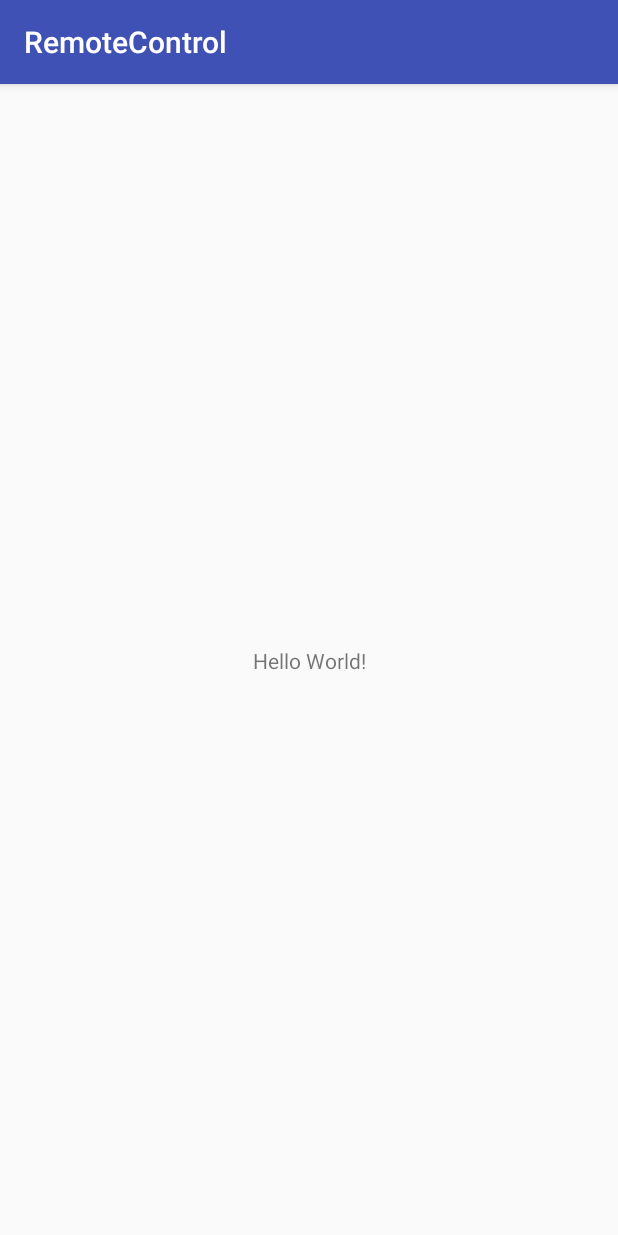
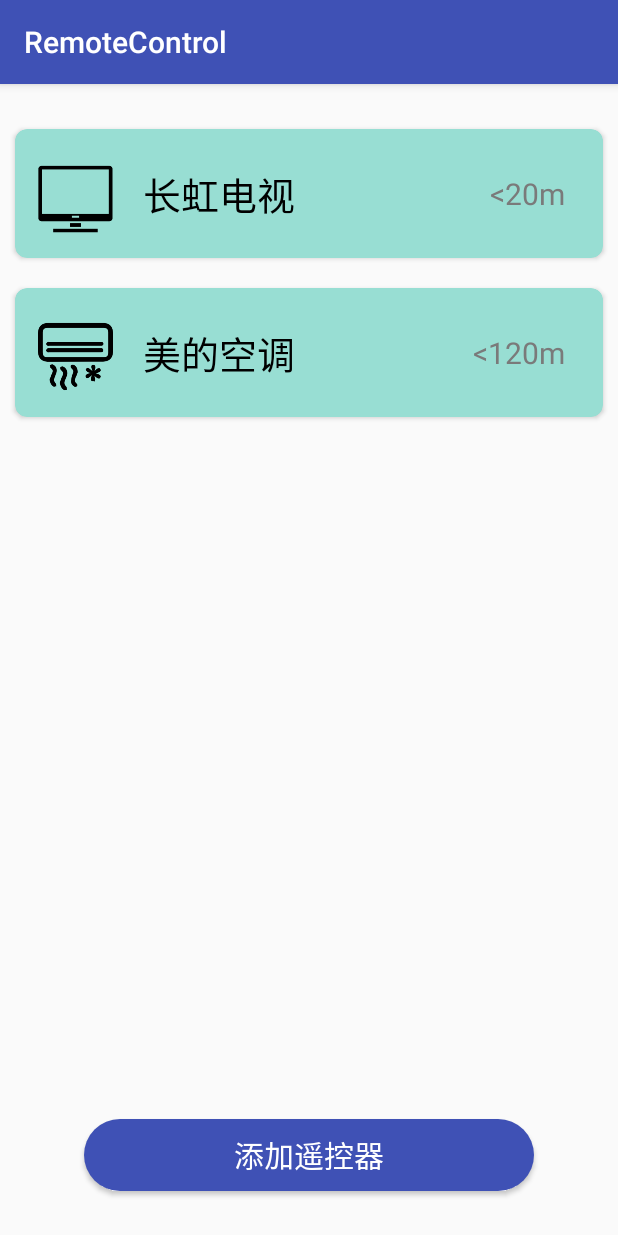
Before and after one commit to dick20/PhotoController, an Android app: the screen it shows after launch (MainActivity), on a phone screen of 412 x 824 dp. Run offline under Robolectric (Android 15) with nearby library versions, the phone set to English and light mode, and no system bars.

Commit message:
完成主页，下一步完成详情与添加按钮对话框

```diff
--- a/app/src/main/java/dick/android/remotecontrol/MainActivity.java
+++ b/app/src/main/java/dick/android/remotecontrol/MainActivity.java
@@ -1,13 +1,59 @@
 package dick.android.remotecontrol;
 
+import android.graphics.Bitmap;
+import android.graphics.drawable.BitmapDrawable;
 import android.support.v7.app.AppCompatActivity;
 import android.os.Bundle;
+import android.support.v7.widget.LinearLayoutManager;
+import android.support.v7.widget.RecyclerView;
+import android.view.View;
+import android.widget.Button;
+import android.widget.Toast;
+
+import java.util.ArrayList;
+import java.util.List;
 
 public class MainActivity extends AppCompatActivity {
+    private RecyclerView recyclerView;
+    private List<Mycontroller> list;
+    private MyRecyclerViewAdapter adapter;
+    private Button button;
 
     @Override
     protected void onCreate(Bundle savedInstanceState) {
         super.onCreate(savedInstanceState);
         setContentView(R.layout.activity_main);
+
+        // init
+        init();
+        // 显示recyclerView
+        setRecyclerView();
+        // 设置按钮
+        setButton();
+    }
+
+    private void init(){
+        recyclerView = findViewById(R.id.recyclerView_controller);
+        button = findViewById(R.id.add);
+    }
+
+    private void setRecyclerView(){
+        list = new ArrayList<>();
+        Bitmap head1 = ((BitmapDrawable) getResources().getDrawable(R.drawable.tv)).getBitmap();
+        Bitmap head2 = ((BitmapDrawable) getResources().getDrawable(R.drawable.ac)).getBitmap();
+        list.add(new Mycontroller(head1,"长虹电视","tv","<20m"));
+        list.add(new Mycontroller(head2,"美的空调","ac","<120m"));
+        recyclerView.setLayoutManager(new LinearLayoutManager(MainActivity.this));
+        adapter = new MyRecyclerViewAdapter(MainActivity.this,R.layout.controller_item,list);
+        recyclerView.setAdapter(adapter);
+    }
+
+    private void setButton(){
+        button.setOnClickListener(new View.OnClickListener() {
+            @Override
+            public void onClick(View v) {
+                Toast.makeText(MainActivity.this,"添加遥控器",Toast.LENGTH_SHORT).show();
+            }
+        });
     }
 }
--- /dev/null
+++ b/app/src/main/java/dick/android/remotecontrol/MyRecyclerViewAdapter.java
@@ -0,0 +1,61 @@
+package dick.android.remotecontrol;
+
+import android.content.Context;
+import android.graphics.Bitmap;
+import android.support.v7.widget.RecyclerView;
+import android.util.Log;
+import android.view.LayoutInflater;
+import android.view.View;
+import android.view.ViewGroup;
+import android.widget.ImageView;
+import android.widget.ProgressBar;
+import android.widget.SeekBar;
+import android.widget.TextView;
+
+import java.util.ArrayList;
+import java.util.List;
+
+
+public class MyRecyclerViewAdapter<T> extends RecyclerView.Adapter<MyViewHolder>{
+    private List<Mycontroller> data;
+    private Context context;
+    private int layoutId;
+    private OnItemClickListener onItemClickListener;
+    //点击事件的接口
+    public interface OnItemClickListener{
+        void onClick(int position);
+        void onLongClick(int position);
+    }
+
+    //删除数据
+    public void deleteData(int position){
+        data.remove(position);
+    }
+
+    public MyRecyclerViewAdapter(Context _context, int _layoutId, List<Mycontroller> _data){
+        context = _context;
+        layoutId = _layoutId;
+        data = _data;
+    }
+
+    @Override
+    public MyViewHolder onCreateViewHolder(ViewGroup parent, int viewType) {
+        MyViewHolder holder = new MyViewHolder(LayoutInflater.from(context).inflate(R.layout.controller_item, parent, false));
+        return holder;
+    }
+
+    @Override
+    public void onBindViewHolder(final MyViewHolder holder, final int position) {
+        ((ImageView)holder.getView(R.id.head)).setImageBitmap(data.get(position).getIcon());
+        ((TextView)holder.getView(R.id.name)).setText(data.get(position).getName());
+        ((TextView)holder.getView(R.id.description)).setText(data.get(position).getDescription());
+    }
+
+    @Override
+    public int getItemCount() {
+        if(!data.isEmpty())
+            return data.size();
+        return 0;
+    }
+
+}
--- /dev/null
+++ b/app/src/main/java/dick/android/remotecontrol/MyViewHolder.java
@@ -0,0 +1,28 @@
+package dick.android.remotecontrol;
+
+import android.support.v7.widget.RecyclerView;
+import android.util.SparseArray;
+import android.view.View;
+
+public class MyViewHolder extends RecyclerView.ViewHolder {
+    private SparseArray<View> views;
+    private View view;
+
+
+    public MyViewHolder(View _view) {
+        super(_view);
+        view = _view;
+        views = new SparseArray<View>();
+    }
+
+    public <T extends View> T getView(int _viewId) {
+        View _view = views.get(_viewId);
+        if (_view == null) {
+            //创建view
+            _view = view.findViewById(_viewId);
+            //将view存入views
+            views.put(_viewId, _view);
+        }
+        return (T) _view;
+    }
+}
--- /dev/null
+++ b/app/src/main/java/dick/android/remotecontrol/Mycontroller.java
@@ -0,0 +1,49 @@
+package dick.android.remotecontrol;
+
+import android.graphics.Bitmap;
+
+public class Mycontroller {
+    private Bitmap icon;
+    private String name;
+    private String type;
+    private String description;
+
+    public Mycontroller(Bitmap icon, String name, String type, String description) {
+        this.icon = icon;
+        this.name = name;
+        this.type = type;
+        this.description = description;
+    }
+
+    public Bitmap getIcon() {
+        return icon;
+    }
+
+    public void setIcon(Bitmap icon) {
+        this.icon = icon;
+    }
+
+    public String getName() {
+        return name;
+    }
+
+    public void setName(String name) {
+        this.name = name;
+    }
+
+    public String getType() {
+        return type;
+    }
+
+    public void setType(String type) {
+        this.type = type;
+    }
+
+    public String getDescription() {
+        return description;
+    }
+
+    public void setDescription(String description) {
+        this.description = description;
+    }
+}
--- /dev/null
+++ b/app/src/main/res/drawable/button.xml
@@ -0,0 +1,10 @@
+<?xml version="1.0" encoding="utf-8"?>
+<shape xmlns:android="http://schemas.android.com/apk/res/android">
+    <corners android:radius="180dp"></corners>
+    <padding
+        android:bottom="5dp"
+        android:top="5dp"
+        android:left="10dp"
+        android:right="10dp"></padding>
+    <solid android:color="@color/colorSelect"></solid>
+</shape>
--- /dev/null
+++ b/app/src/main/res/layout/activity_detail.xml
@@ -0,0 +1,17 @@
+<?xml version="1.0" encoding="utf-8"?>
+<LinearLayout xmlns:android="http://schemas.android.com/apk/res/android"
+    android:layout_width="match_parent"
+    android:layout_height="match_parent">
+
+    <GridView
+        android:id="@+id/gridview"
+        android:layout_width="fill_parent"
+        android:layout_height="fill_parent"
+        android:columnWidth="90dp"
+        android:gravity="center"
+        android:horizontalSpacing="2dp"
+        android:numColumns="3"
+        android:stretchMode="columnWidth"
+        android:verticalSpacing="2dp" />
+
+</LinearLayout>
--- a/app/src/main/res/layout/activity_main.xml
+++ b/app/src/main/res/layout/activity_main.xml
@@ -6,13 +6,24 @@
     android:layout_height="match_parent"
     tools:context=".MainActivity">
 
-    <TextView
-        android:layout_width="wrap_content"
-        android:layout_height="wrap_content"
-        android:text="Hello World!"
-        app:layout_constraintBottom_toBottomOf="parent"
+    <android.support.v7.widget.RecyclerView
+        android:id="@+id/recyclerView_controller"
+        app:layout_constraintTop_toTopOf="parent"
+        app:layout_constraintBottom_toTopOf="@id/add"
+        android:layout_width="match_parent"
+        android:layout_marginTop="20dp"
+        android:layout_height="match_parent"/>
+
+    <Button
+        style="@style/search_button"
+        android:id="@+id/add"
+        android:text="添加遥控器"
+        android:textSize="20dp"
         app:layout_constraintLeft_toLeftOf="parent"
         app:layout_constraintRight_toRightOf="parent"
-        app:layout_constraintTop_toTopOf="parent" />
+        app:layout_constraintBottom_toBottomOf="parent"
+        android:layout_marginBottom="30dp"
+        android:layout_width="300dp"
+        android:layout_height="wrap_content" />
 
 </android.support.constraint.ConstraintLayout>
--- /dev/null
+++ b/app/src/main/res/layout/controller_item.xml
@@ -0,0 +1,63 @@
+<?xml version="1.0" encoding="utf-8"?>
+<LinearLayout xmlns:android="http://schemas.android.com/apk/res/android"
+    xmlns:tools="http://schemas.android.com/tools"
+    android:layout_width="match_parent"
+    android:layout_height="wrap_content"
+    xmlns:app="http://schemas.android.com/apk/res-auto"
+    android:orientation="vertical">
+
+    <android.support.v7.widget.CardView
+        app:cardCornerRadius="8dp"
+        android:layout_width="match_parent"
+        app:cardBackgroundColor = "#98ded3"
+        android:layout_height="wrap_content"
+        android:layout_margin="10dp"
+        app:contentPadding="5dp">
+
+        <android.support.constraint.ConstraintLayout xmlns:android="http://schemas.android.com/apk/res/android"
+            xmlns:app="http://schemas.android.com/apk/res-auto"
+            xmlns:tools="http://schemas.android.com/tools"
+            android:layout_width="match_parent"
+            android:layout_height="match_parent"
+            android:layout_margin="10dp"
+            tools:context=".MainActivity">
+
+            <ImageView
+                android:id="@+id/head"
+                app:layout_constraintLeft_toLeftOf="parent"
+                app:layout_constraintTop_toTopOf="parent"
+                app:layout_constraintBottom_toBottomOf="parent"
+                android:layout_marginTop="5dp"
+                android:layout_width="50sp"
+                android:layout_height="50sp"
+                android:src="@drawable/tv"/>
+
+            <TextView
+                android:layout_width="wrap_content"
+                app:layout_constraintLeft_toRightOf="@+id/head"
+                android:layout_marginLeft="20dp"
+                app:layout_constraintTop_toTopOf="parent"
+                app:layout_constraintBottom_toBottomOf="parent"
+                android:layout_height="wrap_content"
+                android:text="长虹电视"
+                android:id="@+id/name"
+                android:textSize="25sp"
+                android:textColor="#000000"
+                />
+
+            <TextView
+                android:id="@+id/description"
+                android:text="小于10m"
+                app:layout_constraintRight_toRightOf="parent"
+                app:layout_constraintTop_toTopOf="parent"
+                app:layout_constraintBottom_toBottomOf="parent"
+                android:layout_marginRight="10dp"
+                android:textSize="20sp"
+                android:textColor="#7a7a7a"
+                android:layout_width="wrap_content"
+                android:layout_height="wrap_content" />
+
+        </android.support.constraint.ConstraintLayout>
+    </android.support.v7.widget.CardView>
+
+</LinearLayout>
--- a/app/src/main/res/values/colors.xml
+++ b/app/src/main/res/values/colors.xml
@@ -3,4 +3,7 @@
     <color name="colorPrimary">#3F51B5</color>
     <color name="colorPrimaryDark">#303F9F</color>
     <color name="colorAccent">#FF4081</color>
+    <color name="white">#FFFFFF</color>
+    <color name="colorSelect">#3F51B5</color>
+
 </resources>
--- a/app/src/main/res/values/styles.xml
+++ b/app/src/main/res/values/styles.xml
@@ -1,11 +1,16 @@
 <resources>
 
     <!-- Base application theme. -->
-    <style name="AppTheme" parent="Theme.AppCompat.Light.DarkActionBar">
+    <style name="AppTheme" parent="Base.Theme.AppCompat.Light.DarkActionBar">
         <!-- Customize your theme here. -->
         <item name="colorPrimary">@color/colorPrimary</item>
         <item name="colorPrimaryDark">@color/colorPrimaryDark</item>
         <item name="colorAccent">@color/colorAccent</item>
     </style>
 
+    <style name="search_button">
+        <item name="android:textColor">@color/white</item>
+        <item name="android:background">@drawable/button</item>
+    </style>
+
 </resources>
```
Also changed, not shown: app/build.gradle (+9 -0 lines), app/src/main/res/drawable/ac.png (added), app/src/main/res/drawable/tv.png (added).
